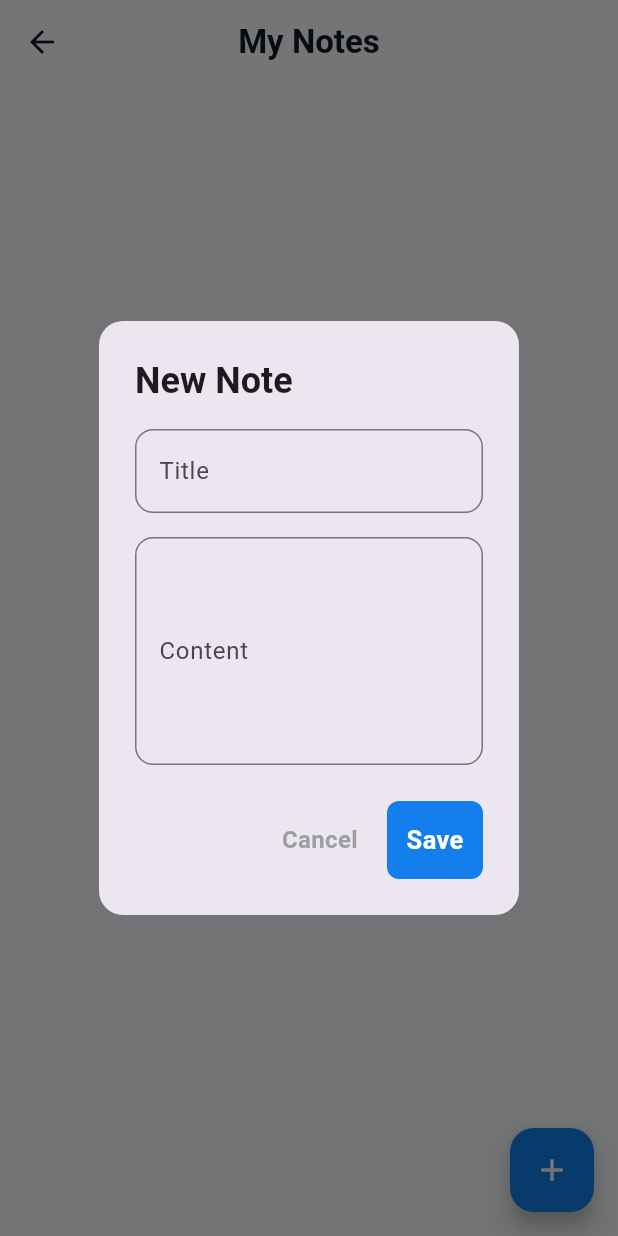
After one commit to Abdelrhman-7/Graduation-Project, a Flutter app: the DoctorNotesView screen opened directly, after a tap on the "add" icon, on a phone screen of 412 x 824 dp. The commit adds this screen. Run offline on Flutter 3.47's test engine with Material 3 defaults, Android fonts, the phone set to English and light mode, and no system bars; our stand-ins replace bloc, cookie_jar, dio, dio_cookie_manager, equatable, flutter_bloc and 4 more; accounts and stored records are empty; Roboto replaces fonts that are missing (Cairo).

Commit message:
Add doctor notes feature, fix patient booking delay condition, update wallet transaction time

```diff
--- /dev/null
+++ b/lib/presentation/doctor/notes/view/doctor_notes_view.dart
@@ -0,0 +1,205 @@
+import 'dart:convert';
+import 'package:flutter/material.dart';
+import 'package:google_fonts/google_fonts.dart';
+import 'package:shared_preferences/shared_preferences.dart';
+import '../../../../../core/resources/color_manager.dart';
+
+class DoctorNotesView extends StatefulWidget {
+  const DoctorNotesView({super.key});
+
+  @override
+  State<DoctorNotesView> createState() => _DoctorNotesViewState();
+}
+
+class _DoctorNotesViewState extends State<DoctorNotesView> {
+  List<Map<String, dynamic>> _notes = [];
+  bool _isLoading = true;
+
+  @override
+  void initState() {
+    super.initState();
+    _loadNotes();
+  }
+
+  Future<void> _loadNotes() async {
+    final prefs = await SharedPreferences.getInstance();
+    final notesString = prefs.getStringList('doctor_notes') ?? [];
+    setState(() {
+      _notes = notesString.map((e) => jsonDecode(e) as Map<String, dynamic>).toList();
+      _isLoading = false;
+    });
+  }
+
+  Future<void> _saveNotes() async {
+    final prefs = await SharedPreferences.getInstance();
+    final notesString = _notes.map((e) => jsonEncode(e)).toList();
+    await prefs.setStringList('doctor_notes', notesString);
+  }
+
+  void _addOrEditNote({Map<String, dynamic>? existingNote, int? index}) {
+    final titleController = TextEditingController(text: existingNote?['title'] ?? '');
+    final contentController = TextEditingController(text: existingNote?['content'] ?? '');
+
+    showDialog(
+      context: context,
+      builder: (context) => AlertDialog(
+        shape: RoundedRectangleBorder(borderRadius: BorderRadius.circular(16)),
+        title: Text(
+          existingNote == null ? 'New Note' : 'Edit Note',
+          style: GoogleFonts.cairo(fontWeight: FontWeight.bold),
+        ),
+        content: SingleChildScrollView(
+          child: Column(
+            mainAxisSize: MainAxisSize.min,
+            children: [
+              TextField(
+                controller: titleController,
+                decoration: InputDecoration(
+                  labelText: 'Title',
+                  border: OutlineInputBorder(borderRadius: BorderRadius.circular(12)),
+                ),
+              ),
+              const SizedBox(height: 16),
+              TextField(
+                controller: contentController,
+                maxLines: 5,
+                decoration: InputDecoration(
+                  labelText: 'Content',
+                  border: OutlineInputBorder(borderRadius: BorderRadius.circular(12)),
+                ),
+              ),
+            ],
+          ),
+        ),
+        actions: [
+          TextButton(
+            onPressed: () => Navigator.pop(context),
+            child: Text('Cancel', style: GoogleFonts.cairo(color: Colors.grey)),
+          ),
+          ElevatedButton(
+            style: ElevatedButton.styleFrom(
+              backgroundColor: ColorManager.primary,
+              shape: RoundedRectangleBorder(borderRadius: BorderRadius.circular(8)),
+            ),
+            onPressed: () {
+              if (titleController.text.trim().isEmpty && contentController.text.trim().isEmpty) {
+                Navigator.pop(context);
+                return;
+              }
+              setState(() {
+                final note = {
+                  'id': existingNote?['id'] ?? DateTime.now().toIso8601String(),
+                  'title': titleController.text.trim(),
+                  'content': contentController.text.trim(),
+                  'date': DateTime.now().toIso8601String(),
+                };
+                if (index != null) {
+                  _notes[index] = note;
+                } else {
+                  _notes.insert(0, note);
+                }
+              });
+              _saveNotes();
+              Navigator.pop(context);
+            },
+            child: Text('Save', style: GoogleFonts.cairo(color: Colors.white)),
+          ),
+        ],
+      ),
+    );
+  }
+
+  void _deleteNote(int index) {
+    setState(() {
+      _notes.removeAt(index);
+    });
+    _saveNotes();
+  }
+
+  @override
+  Widget build(BuildContext context) {
+    return Scaffold(
+      backgroundColor: const Color(0xFFF8FAFC),
+      appBar: AppBar(
+        title: Text(
+          'My Notes',
+          style: GoogleFonts.cairo(color: ColorManager.headlineText, fontWeight: FontWeight.bold),
+        ),
+        centerTitle: true,
+        backgroundColor: Colors.white,
+        elevation: 0,
+        iconTheme: const IconThemeData(color: ColorManager.headlineText),
+      ),
+      body: _isLoading
+          ? const Center(child: CircularProgressIndicator())
+          : _notes.isEmpty
+              ? Center(
+                  child: Column(
+                    mainAxisAlignment: MainAxisAlignment.center,
+                    children: [
+                      Icon(Icons.edit_note_rounded, size: 80, color: Colors.grey[300]),
+                      const SizedBox(height: 16),
+                      Text(
+                        'No notes yet',
+                        style: GoogleFonts.cairo(fontSize: 18, color: Colors.grey),
+                      ),
+                      const SizedBox(height: 8),
+                      Text(
+                        'Tap the + button to add a new note.',
+                        style: GoogleFonts.cairo(fontSize: 14, color: Colors.grey),
+                      ),
+                    ],
+                  ),
+                )
+              : ListView.builder(
+                  padding: const EdgeInsets.all(16),
+                  itemCount: _notes.length,
+                  itemBuilder: (context, index) {
+                    final note = _notes[index];
+                    final date = DateTime.parse(note['date']);
+                    final formattedDate = '${date.day}/${date.month}/${date.year} ${date.hour}:${date.minute.toString().padLeft(2, '0')}';
+                    return Card(
+                      margin: const EdgeInsets.only(bottom: 12),
+                      shape: RoundedRectangleBorder(borderRadius: BorderRadius.circular(16)),
+                      elevation: 1,
+                      shadowColor: Colors.black12,
+                      child: ListTile(
+                        contentPadding: const EdgeInsets.all(16),
+                        title: Text(
+                          note['title']?.isNotEmpty == true ? note['title'] : 'Untitled',
+                          style: GoogleFonts.cairo(fontSize: 16, fontWeight: FontWeight.bold),
+                        ),
+                        subtitle: Column(
+                          crossAxisAlignment: CrossAxisAlignment.start,
+                          children: [
+                            const SizedBox(height: 8),
+                            Text(
+                              note['content'],
+                              maxLines: 2,
+                              overflow: TextOverflow.ellipsis,
+                              style: GoogleFonts.cairo(fontSize: 14, color: Colors.grey[700]),
+                            ),
+                            const SizedBox(height: 8),
+                            Text(
+                              formattedDate,
+                              style: GoogleFonts.cairo(fontSize: 12, color: Colors.grey),
+                            ),
+                          ],
+                        ),
+                        trailing: IconButton(
+                          icon: const Icon(Icons.delete_outline, color: Colors.red),
+                          onPressed: () => _deleteNote(index),
+                        ),
+                        onTap: () => _addOrEditNote(existingNote: note, index: index),
+                      ),
+                    );
+                  },
+                ),
+      floatingActionButton: FloatingActionButton(
+        backgroundColor: ColorManager.primary,
+        onPressed: () => _addOrEditNote(),
+        child: const Icon(Icons.add, color: Colors.white),
+      ),
+    );
+  }
+}
```
Also changed, not shown: lib/presentation/doctor/home/widgets/quick_actions.dart (+6 -3 lines), lib/presentation/doctor/wallet/view/doctor_wallet_view.dart (+10 -4 lines), lib/presentation/patient_booking/cubit/patient_booking_cubit.dart (+21 -0 lines), lib/presentation/patient_booking/view/book_appointment_view.dart (+18 -0 lines).
